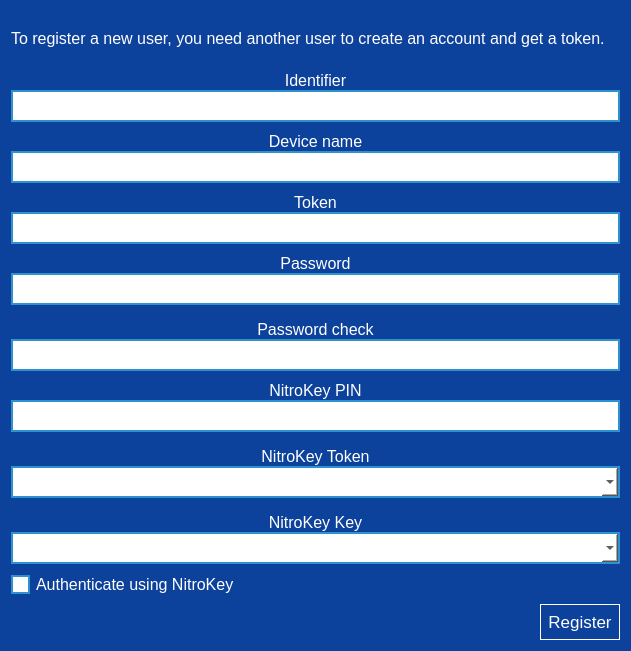
Before: the Qt Designer form parsec/core/gui/forms/login_register_user_widget.ui in Scille/parsec-cloud, drawn with Qt 5.
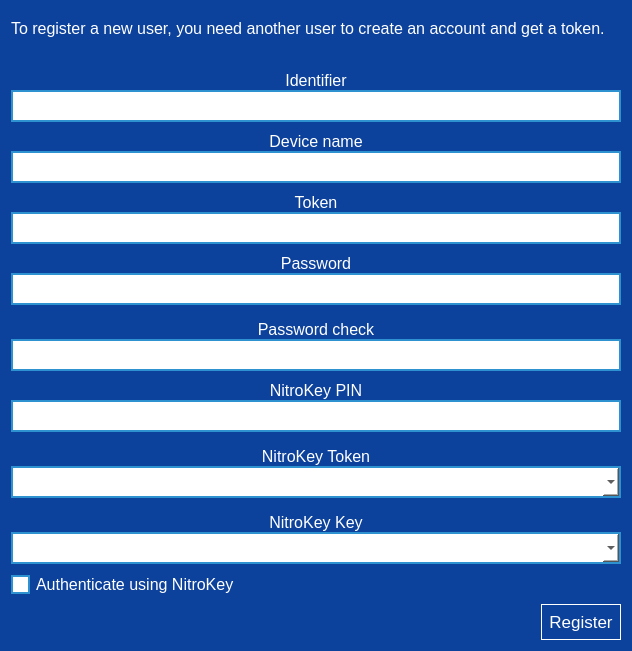
After: the same form once the commit is applied. Icons and pictures are not drawn.

Patch:
```diff
--- a/parsec/core/gui/forms/login_register_user_widget.ui
+++ b/parsec/core/gui/forms/login_register_user_widget.ui
@@ -6,7 +6,7 @@
    <rect>
     <x>0</x>
     <y>0</y>
-    <width>631</width>
+    <width>632</width>
     <height>651</height>
    </rect>
   </property>
@@ -26,7 +26,8 @@
       </font>
      </property>
      <property name="styleSheet">
-      <string notr="true">color: rgb(255, 255, 255);</string>
+      <string notr="true">color: rgb(255, 255, 255);
+padding-bottom: 20px;</string>
      </property>
      <property name="text">
       <string>To register a new user, you need another user to create an account and get a token.</string>
```
